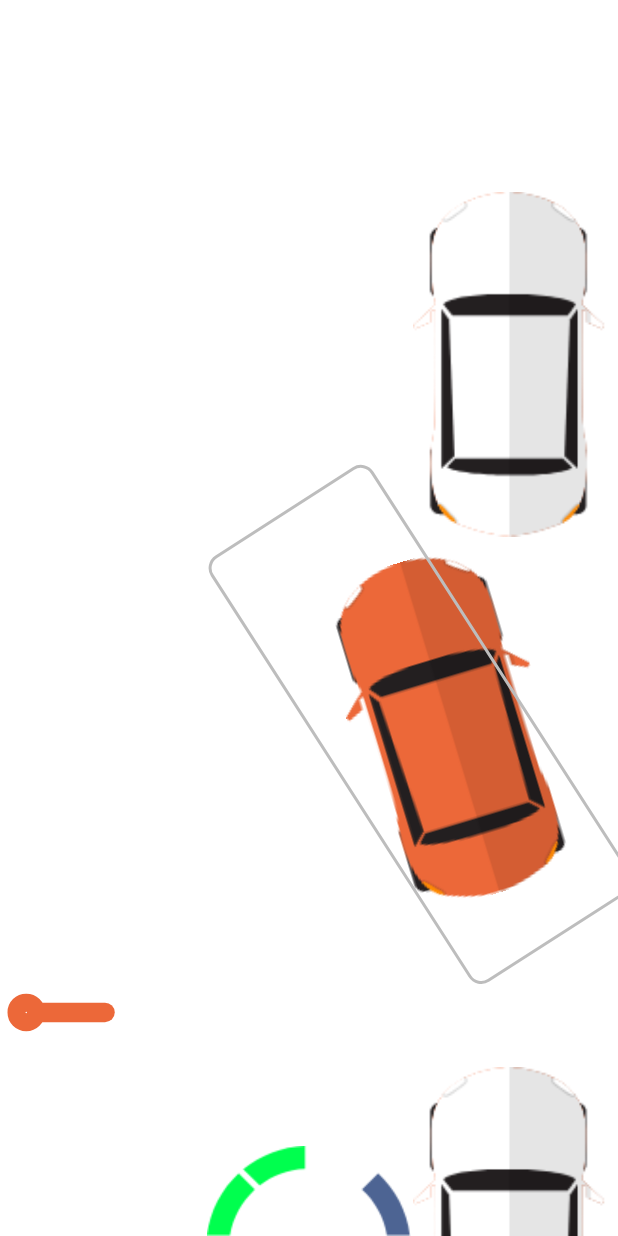
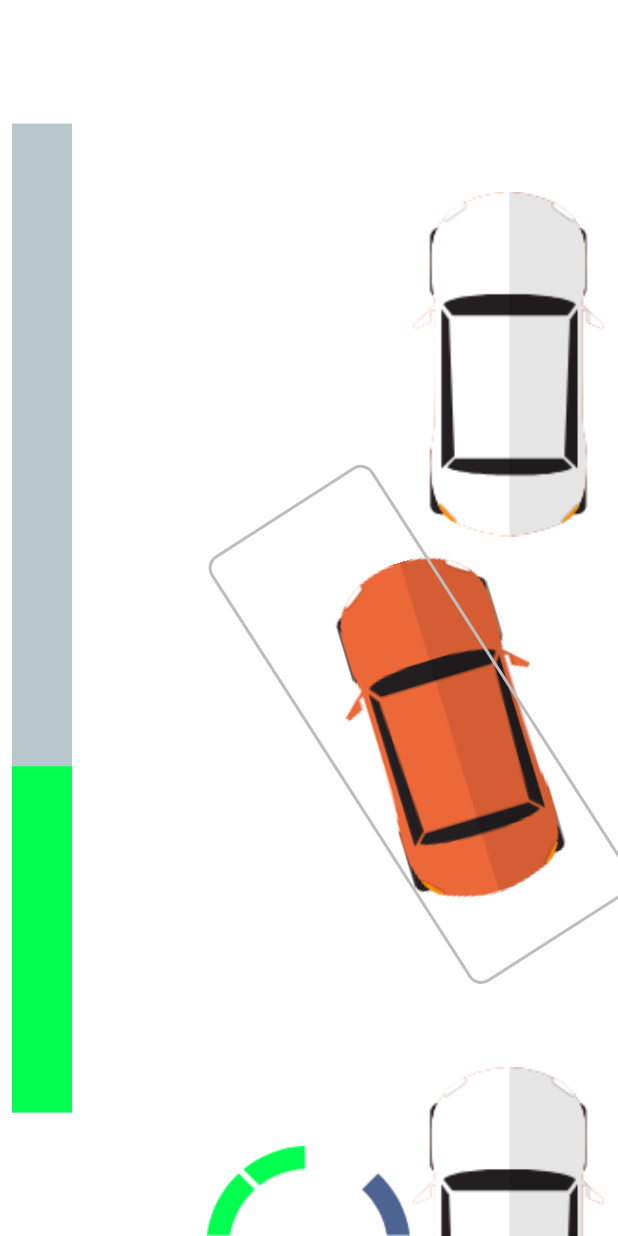
Before and after one commit to fabriciovalli/parking-app, a Flutter app: the ParkingStepThree screen opened by its route, on a phone screen of 412 x 824 dp. Run offline on Flutter 3.47's test engine with Material 2 defaults, Android fonts, the phone set to English and light mode, and no system bars; network calls fail; statements that could not run were skipped.

Commit message:
inclusao de barra de loading nas telas

```diff
--- a/lib/screens/parking/step_three.dart
+++ b/lib/screens/parking/step_three.dart
@@ -1,7 +1,11 @@
+import 'package:app4car/colors.dart';
+import 'package:app4car/models/controller_data.dart';
 import 'package:app4car/screens/parking/parking_car.dart';
 import 'package:app4car/utils/app4car.dart';
+import 'package:app4car/utils/car_communication.dart';
 import 'package:app4car/widgets/arc_stepper.dart';
 import 'package:app4car/widgets/bottom_appbar.dart';
+import 'package:app4car/widgets/percent_indicator.dart';
 import 'package:app4car/widgets/slider.dart';
 import 'package:flutter/material.dart';
 import 'dart:math' as math;
@@ -9,11 +13,17 @@ import 'dart:math' as math;
 import 'package:flutter/services.dart';
 
 class ParkingStepThree extends StatefulWidget {
+  final CarCommunication communicationController;
+
+  const ParkingStepThree({Key key, this.communicationController})
+      : super(key: key);
+
   @override
   _ParkingStepThreeState createState() => new _ParkingStepThreeState();
 }
 
-class _ParkingStepThreeState extends State<ParkingStepThree> with TickerProviderStateMixin {
+class _ParkingStepThreeState extends State<ParkingStepThree>
+    with TickerProviderStateMixin {
   final flexTopCar = 3;
   final flexSpot = 3;
   final flexBottomCar = 1;
@@ -38,8 +48,20 @@ class _ParkingStepThreeState extends State<ParkingStepThree> with TickerProvider
     sliderPercent = 0.35;
     stage = 3;
 
-    _controller = AnimationController(vsync: this, duration: Duration(seconds: 4));
-    _controller.forward();
+    _controller =
+        AnimationController(vsync: this, duration: Duration(seconds: 4));
+    _controller.repeat();
+    widget.communicationController.addListener(_onMessageReceived);
+  }
+
+  _onMessageReceived(message) {
+    ControllerData data = controllerDataFromJson(message);
+    setState(() {
+      // _data = data;
+      print(data.progresso);
+      sliderPercent = double.parse(data.progresso) / 100;
+      // stage = int.parse(_data.passo);
+    });
   }
 
   Widget _builder(BuildContext context, BoxConstraints constraints) {
@@ -50,8 +72,11 @@ class _ParkingStepThreeState extends State<ParkingStepThree> with TickerProvider
     final Size parkingCarSize = Size(width / 3.2, height * 0.4 - 20);
     final Size parkingSpotSize = Size(width / 3.2, height * 0.4 - 20);
 
-    double goalPosition = height * (flexTopCar + flexSpot / 2) * (1 / (flexTopCar + flexSpot + flexBottomCar));
-    double spotSize = height * (flexSpot / (flexTopCar + flexSpot + flexBottomCar));
+    double goalPosition = height *
+        (flexTopCar + flexSpot / 2) *
+        (1 / (flexTopCar + flexSpot + flexBottomCar));
+    double spotSize =
+        height * (flexSpot / (flexTopCar + flexSpot + flexBottomCar));
     double sliderPosition = sliderY + parkingCarSize.height * 0.45;
 
     _top = Tween(
@@ -67,7 +92,10 @@ class _ParkingStepThreeState extends State<ParkingStepThree> with TickerProvider
       curve: Curves.linear,
     ));
 
-    _left = Tween(begin: width - 1.65 * parkingSpotSize.width, end: width - parkingCarSize.width - 8).animate(CurvedAnimation(
+    _left = Tween(
+            begin: width - 1.65 * parkingSpotSize.width,
+            end: width - parkingCarSize.width - 8)
+        .animate(CurvedAnimation(
       parent: _controller,
       curve: Curves.linear,
     ));
@@ -75,18 +103,27 @@ class _ParkingStepThreeState extends State<ParkingStepThree> with TickerProvider
     List<Widget> stack = <Widget>[
       Column(
         crossAxisAlignment: CrossAxisAlignment.stretch,
+        mainAxisAlignment: MainAxisAlignment.center,
         mainAxisSize: MainAxisSize.max,
         children: <Widget>[
-          Expanded(
-            child: SliderMarks(
-              markCount: 80,
-              color: Color(0x55FFFFFF),
-              paddingTop: paddingTop,
-              paddingBottom: paddingBottom,
-              position: sliderPosition,
-              goalMarkPosition: goalPosition, // 2.5,
-              spotSize: spotSize, //0.4,
+          Padding(
+            padding: EdgeInsets.all(8.0),
+            child: LinearPercentIndicator(
+              height: height * .8,
+              lineWidth: 40.0,
+              percent: sliderPercent,
+              linearStrokeCap: LinearStrokeCap.butt,
+              progressColor: kApp4CarGreen,
             ),
+            // child: SliderMarks(
+            //   markCount: 80,
+            //   color: Color(0x55FFFFFF),
+            //   paddingTop: paddingTop,
+            //   paddingBottom: paddingBottom,
+            //   position: sliderPosition,
+            //   goalMarkPosition: goalPosition, // 2.5,
+            //   spotSize: spotSize, //0.4,
+            // ),
           )
         ],
       ),
@@ -137,7 +174,9 @@ class _ParkingStepThreeState extends State<ParkingStepThree> with TickerProvider
                   child: new Container(
                     height: parkingSpotSize.height * .5,
                     width: parkingSpotSize.width,
-                    decoration: BoxDecoration(border: Border.all(color: Colors.grey[400], width: 2.0), borderRadius: BorderRadius.circular(10.0)),
+                    decoration: BoxDecoration(
+                        border: Border.all(color: Colors.grey[400], width: 2.0),
+                        borderRadius: BorderRadius.circular(10.0)),
                   ),
                 ),
               ),
@@ -180,6 +219,7 @@ class _ParkingStepThreeState extends State<ParkingStepThree> with TickerProvider
   @override
   void dispose() {
     _controller.dispose();
+    widget.communicationController.removeListener(_onMessageReceived);
     super.dispose();
   }
 }
--- a/pubspec.yaml
+++ b/pubspec.yaml
@@ -4,7 +4,6 @@ description: A new Flutter project.
 dependencies:
   flutter:
     sdk: flutter
-  ? intl
 
   # The following adds the Cupertino Icons font to your application.
   # Use with the CupertinoIcons class for iOS style icons.
```
Also changed, not shown: lib/screens/parking/step_one.dart (+29 -11 lines), lib/screens/parking/step_two.dart (+54 -16 lines), lib/screens/parking_steps.dart (+13 -5 lines), lib/utils/websockets.dart (+6 -3 lines), pubspec.lock.
